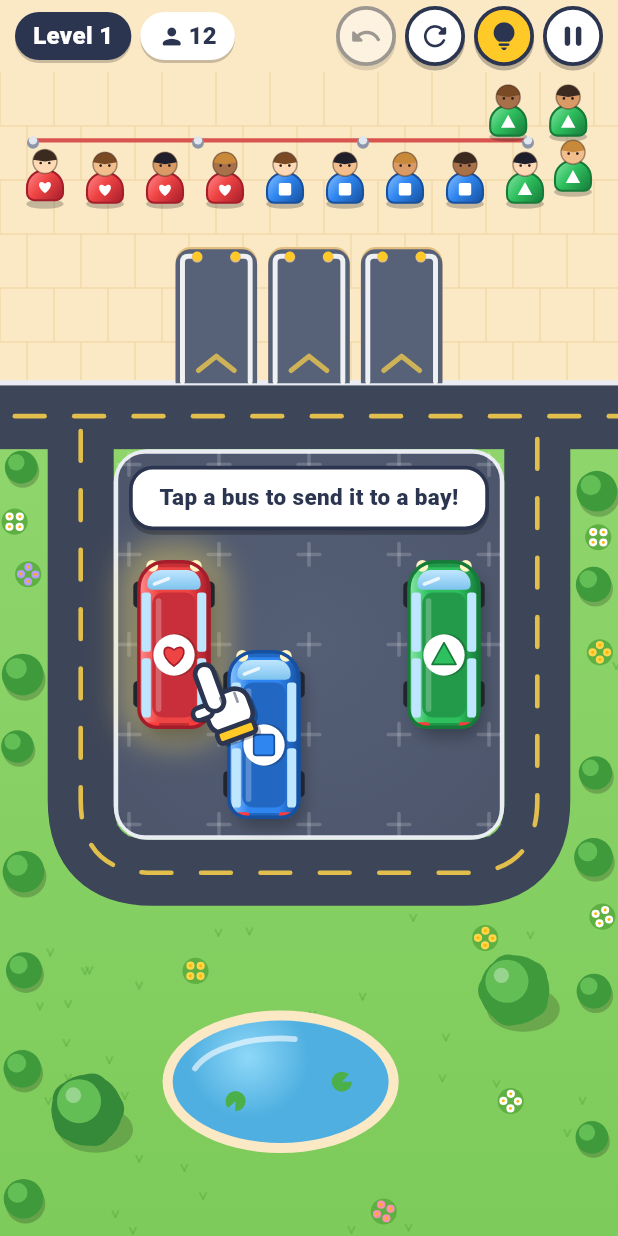
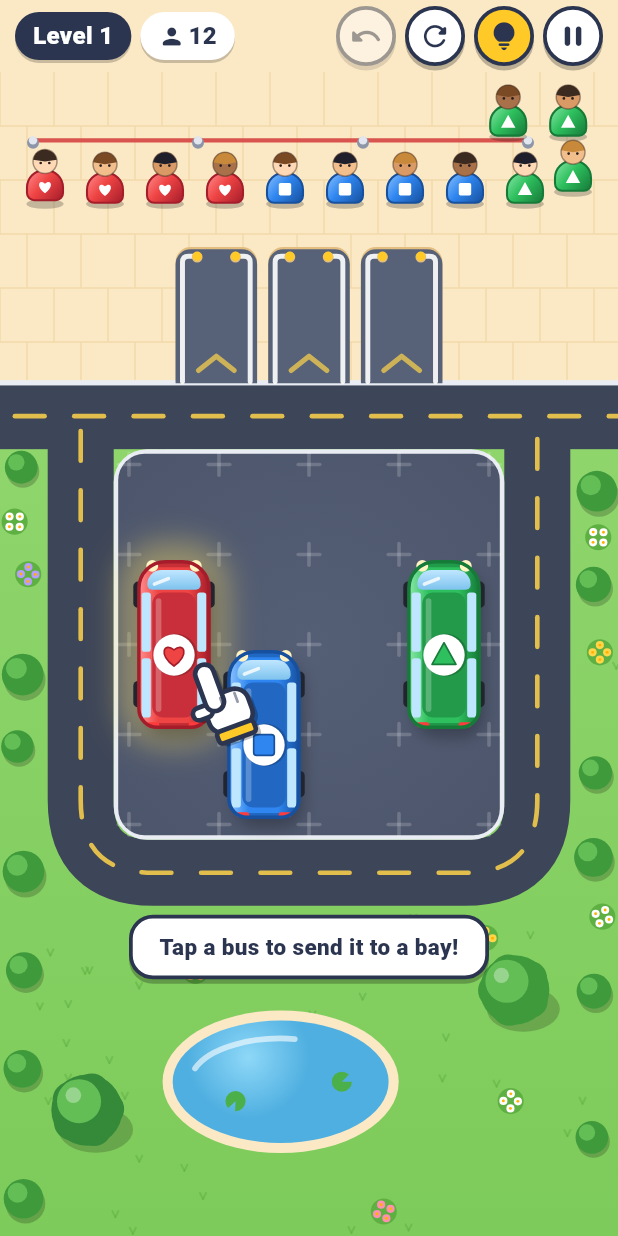
Before and after one commit to dattaprasad-r-ekavade/bus-ster, a Flutter app: the screen it shows after launch, after a tap on an icon or button, on a phone screen of 412 x 824 dp. Run offline on Flutter 3.47's test engine with Material 3 defaults, Android fonts, the phone set to English and light mode, and no system bars; our stand-ins replace audioplayers, shared_preferences.

Commit message:
Keep tutorial bubble off the buses
Measure the bubble and pick the first clear spot, preferring the grass
below the ring road; test every tutorial at phone and compact sizes.

Co-Authored-By: Claude Opus 5.5 <noreply@anthropic.com>

```diff
--- a/lib/jam/ui/jam_game_screen.dart
+++ b/lib/jam/ui/jam_game_screen.dart
@@ -512,15 +512,49 @@ class JamGameScreenState extends State<JamGameScreen>
       final below = topHits == bottomHits
           ? rect.center.dy > lot.center.dy
           : topHits < bottomHits;
+      final lotEnd = below
+          ? Offset(lot.center.dx, lot.top + 8)
+          : Offset(lot.center.dx, lot.bottom - 8);
+      // Preference order: the grass below the ring road, the lot end, then
+      // just above and just below the target bus. The first spot that stays
+      // on screen and clear of every remaining bus wins.
+      final busRects = [
+        for (final v in level.vehicles)
+          if (state.remaining.contains(v.id)) layout.footprint(v),
+      ];
+      final candidates = <({Offset anchor, bool below})>[
+        (
+          anchor: Offset(
+            lot.center.dx,
+            layout.ringRect.bottom + layout.roadW / 2 + 6,
+          ),
+          below: true,
+        ),
+        (anchor: lotEnd, below: below),
+        (anchor: Offset(rect.center.dx, rect.top - 6), below: false),
+        (anchor: Offset(rect.center.dx, rect.bottom + 6), below: true),
+        // Last resort on cramped screens: the top of the scene, over the
+        // crowd, which never hides a bus.
+        (anchor: Offset(lot.center.dx, 6), below: true),
+      ];
+      final placement = candidates.firstWhere((c) {
+        final box = JamTutorialBubble.rectFor(
+          text: bubbleText,
+          anchor: c.anchor,
+          below: c.below,
+          bounds: size,
+        );
+        return box.top >= 0 &&
+            box.bottom <= size.height &&
+            busRects.every((b) => !b.overlaps(box));
+      }, orElse: () => candidates[1]);
       children.add(
         JamTutorialBubble(
           key: const ValueKey('jam-tutorial-bubble'),
           text: bubbleText,
-          anchor: below
-              ? Offset(layout.lotRect.center.dx, layout.lotRect.top + 8)
-              : Offset(layout.lotRect.center.dx, layout.lotRect.bottom - 8),
+          anchor: placement.anchor,
           bounds: size,
-          below: below,
+          below: placement.below,
         ),
       );
     }
--- a/lib/jam/ui/jam_overlays.dart
+++ b/lib/jam/ui/jam_overlays.dart
@@ -472,10 +472,46 @@ class JamTutorialBubble extends StatelessWidget {
   final Size bounds;
   final bool below;
 
+  static const TextStyle _textStyle = TextStyle(
+    color: JamPalette.hud,
+    fontWeight: FontWeight.w800,
+    fontSize: 15,
+    height: 1.2,
+  );
+
+  static double _widthIn(Size bounds) => math.min(240.0, bounds.width - 24);
+
+  /// The rect the bubble for [text] paints in when anchored at [anchor]
+  /// (its top edge when [below], its bottom edge otherwise) inside [bounds].
+  static Rect rectFor({
+    required String text,
+    required Offset anchor,
+    required bool below,
+    required Size bounds,
+  }) {
+    final width = _widthIn(bounds);
+    // Text wrapped to the bubble's inner width (padding 14 each side, border
+    // 2.5 each side), plus vertical padding 10 each side and the border.
+    final painter = TextPainter(
+      text: TextSpan(text: text, style: _textStyle),
+      textDirection: TextDirection.ltr,
+    )..layout(maxWidth: width - 28 - 5);
+    final height = painter.height + 20 + 5;
+    final left = (anchor.dx - width / 2).clamp(12.0, bounds.width - width - 12);
+    // Above: the anchor is the bubble's bottom edge (see build).
+    final top = below ? anchor.dy : anchor.dy - height;
+    return Rect.fromLTWH(left, top, width, height);
+  }
+
   @override
   Widget build(BuildContext context) {
-    final width = math.min(240.0, bounds.width - 24);
-    final left = (anchor.dx - width / 2).clamp(12.0, bounds.width - width - 12);
+    final width = _widthIn(bounds);
+    final rect = rectFor(
+      text: text,
+      anchor: anchor,
+      below: below,
+      bounds: bounds,
+    );
     final bubble = Container(
       width: width,
       padding: const EdgeInsets.symmetric(horizontal: 14, vertical: 10),
@@ -487,19 +523,10 @@ class JamTutorialBubble extends StatelessWidget {
           BoxShadow(color: Color(0x40000000), offset: Offset(0, 3)),
         ],
       ),
-      child: Text(
-        text,
-        textAlign: TextAlign.center,
-        style: const TextStyle(
-          color: JamPalette.hud,
-          fontWeight: FontWeight.w800,
-          fontSize: 15,
-          height: 1.2,
-        ),
-      ),
+      child: Text(text, textAlign: TextAlign.center, style: _textStyle),
     );
     return Positioned(
-      left: left,
+      left: rect.left,
       width: width,
       top: below ? anchor.dy : null,
       bottom: below ? null : bounds.height - anchor.dy,
```
Also changed, not shown: 1 other file.
